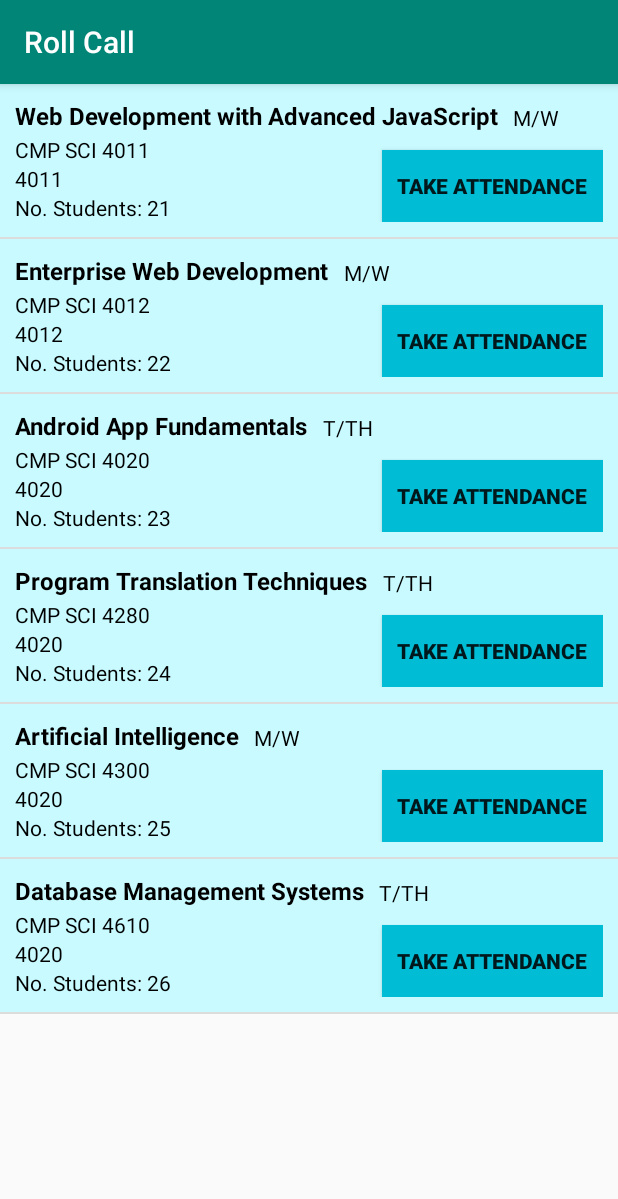
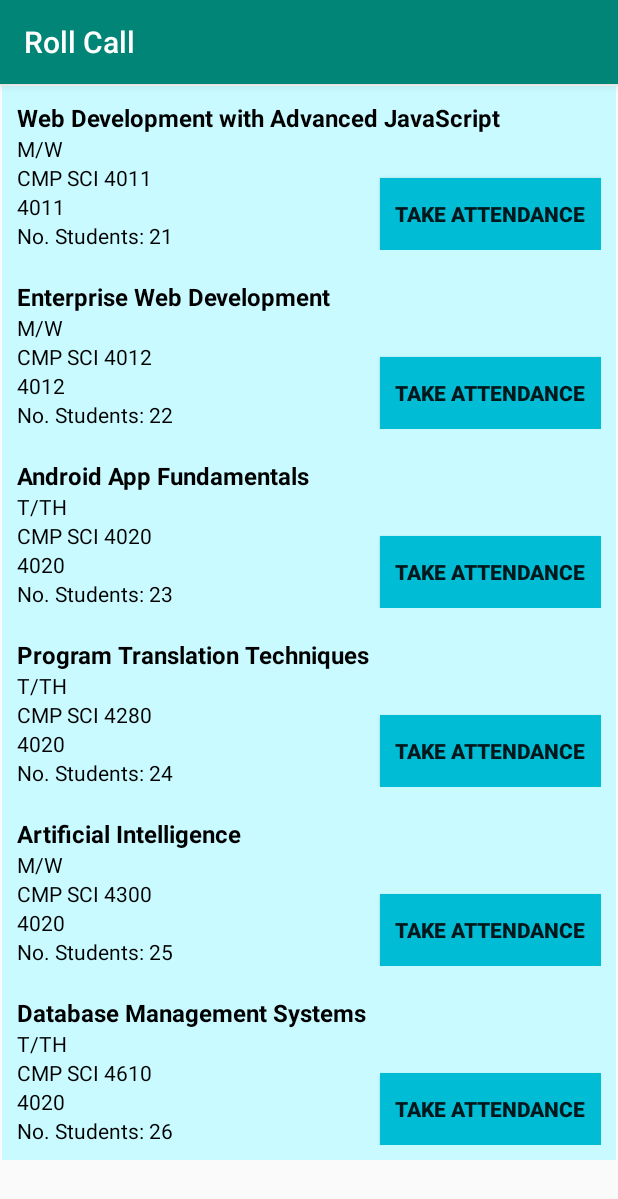
Before and after one commit to zegster/android-fundamentals, an Android app: the screen it shows after launch (MainScreenActivity), on a phone screen of 412 x 824 dp. Shown: the top 1199 px of the screen. Run offline under Robolectric (Android 15) with nearby library versions, the phone set to English and light mode, and no system bars.

Commit message:
update to RecyclerView

```diff
--- a/RollCall/app/build.gradle
+++ b/RollCall/app/build.gradle
@@ -28,8 +28,8 @@ dependencies {
     implementation 'androidx.appcompat:appcompat:1.1.0'
     implementation 'androidx.core:core-ktx:1.2.0'
     implementation 'androidx.constraintlayout:constraintlayout:1.1.3'
-    implementation 'androidx.legacy:legacy-support-v4:1.0.0'
     testImplementation 'junit:junit:4.12'
     androidTestImplementation 'androidx.test.ext:junit:1.1.1'
     androidTestImplementation 'androidx.test.espresso:espresso-core:3.2.0'
+    implementation 'androidx.recyclerview:recyclerview:1.1.0'
 }
--- /dev/null
+++ b/RollCall/app/src/main/java/edu/umsl/duc_ngo/rollcall/CourseAdapter.kt
@@ -0,0 +1,40 @@
+package edu.umsl.duc_ngo.rollcall
+
+import android.view.View
+import android.view.ViewGroup
+import android.view.LayoutInflater
+import androidx.recyclerview.widget.RecyclerView
+import kotlinx.android.synthetic.main.course_row.view.*
+
+/* More Info: https://developer.android.com/reference/kotlin/androidx/recyclerview/widget/RecyclerView.Adapter */
+class CourseAdapter(model: CourseModel): RecyclerView.Adapter<CourseViewHolder>() {
+    private val mModel: CourseModel = model
+
+    /* Return number of items */
+    override fun getItemCount(): Int {
+        return mModel.getCourseSize()
+    }
+
+    /* Called by RecyclerView to display the data at the specified position.
+    NOTE: unlike android.widget.ListView, RecyclerView will not call this method again if the position of the
+    item changes in the data set unless the item itself is invalidated or the new position cannot be determined. */
+    override fun onBindViewHolder(holder: CourseViewHolder, position: Int) {
+        holder.view._course_name_tv.text = mModel.getCourse(position).course_name
+        holder.view._held_day_tv.text = mModel.getCourse(position).held_day
+        holder.view._extended_name_tv.text = mModel.getCourse(position).extended_name
+        holder.view._course_number_tv.text = mModel.getCourse(position).course_number.toString()
+        holder.view._no_student_tv.text = mModel.getCourse(position).no_students.toString()
+    }
+
+    /* Called when RecyclerView needs a new ViewHolder of the given type to represent an item. */
+    override fun onCreateViewHolder(parent: ViewGroup, viewType: Int): CourseViewHolder {
+        //Creating a view
+        val layoutInflater = LayoutInflater.from(parent.context)
+        val cellForRow = layoutInflater.inflate(R.layout.course_row, parent, false)
+        return CourseViewHolder(cellForRow)
+    }
+}
+
+class CourseViewHolder(val view: View): RecyclerView.ViewHolder(view) {
+
+}
--- a/RollCall/app/src/main/java/edu/umsl/duc_ngo/rollcall/CourseListAdapter.kt
+++ /dev/null
@@ -1,84 +0,0 @@
-package edu.umsl.duc_ngo.rollcall
-
-import android.view.View
-import android.view.ViewGroup
-import android.widget.BaseAdapter
-import android.widget.TextView
-import android.view.LayoutInflater
-import kotlinx.android.synthetic.main.course_row_list.view.*
-
-/* ListView is deprecated
-Invoking it in Main:
-    val listView = findViewById<ListView>(R.id._course_list)
-    listView.adapter = CourseListAdapter(model)
- */
-class CourseListAdapter(model: CourseModel): BaseAdapter() {
-    private val mModel: CourseModel = model
-
-    /* Responsible for how many rows in the list */
-    override fun getCount(): Int {
-        return mModel.getCourseSize()
-    }
-
-    override fun getItemId(position: Int): Long {
-        return position.toLong()
-    }
-
-    override fun getItem(position: Int): Any {
-        return "Return ANY from getItem()"
-    }
-
-    /* Responsible for rendering out each row of the list view */
-    override fun getView(position: Int, convertView: View?, parent: ViewGroup?): View {
-        /* Debug
-        val textView = TextView(ctx)
-        textView.text = "This is a test, testing the row!" */
-
-        val courseRowList: View
-
-        //Check if convertView is null, if so then inflate a new row
-        if(convertView == null) {
-            //LayoutInflater inflate XML files and it gives us the entire view so that we can use it as the return value
-            val layoutInflater = LayoutInflater.from(parent?.context)
-            courseRowList = layoutInflater.inflate(R.layout.course_row_list, parent, false)
-
-            //Note: findViewById is very expensive
-            //Using ViewHolder pattern for performance gains: https://developer.android.com/guide/topics/ui/layout/recyclerview
-            /* Solution 1
-            val courseNameTV = courseRowList.findViewById<TextView>(R.id._course_name_tv)
-            val extendedNameTV = courseRowList.findViewById<TextView>(R.id._extended_name_tv)
-            val courseNumberTV = courseRowList.findViewById<TextView>(R.id._course_number_tv)
-            val heldDayTV = courseRowList.findViewById<TextView>(R.id._held_day_tv)
-            val noStudentTV = courseRowList.findViewById<TextView>(R.id._no_student_tv)
-            val viewHolder = ViewHolder(courseNameTV, extendedNameTV, courseNumberTV, heldDayTV, noStudentTV) */
-
-            /* Solution 2
-            //This require plugin of: kotlin-android-extensions
-            val courseNameTV = courseRowList._course_name_tv
-            val extendedNameTV = courseRowList._extended_name_tv
-            val courseNumberTV = courseRowList._course_number_tv
-            val heldDayTV = courseRowList._held_day_tv
-            val noStudentTV = courseRowList._no_student_tv
-            val viewHolder = ViewHolder(courseNameTV, extendedNameTV, courseNumberTV, heldDayTV, noStudentTV) */
-
-            /* Solution 3 */
-            //This require plugin of: kotlin-android-extensions
-            val viewHolder = ViewHolder(courseRowList._course_name_tv, courseRowList._extended_name_tv, courseRowList._course_number_tv, courseRowList._held_day_tv, courseRowList._no_student_tv)
-            courseRowList.tag = viewHolder
-        } else {
-            //If not null, that mean the row is convertView then set courseRowList as that view
-            courseRowList = convertView
-        }
-
-        val viewHolder = courseRowList.tag as ViewHolder
-        viewHolder.courseNameTV.text = mModel.getCourse(position).course_name
-        viewHolder.extendedNameTV.text = mModel.getCourse(position).extended_name
-        viewHolder.courseNumberTV.text = mModel.getCourse(position).course_number.toString()
-        viewHolder.heldDayTV.text = mModel.getCourse(position).held_day
-        viewHolder.noStudentTV.text = mModel.getCourse(position).no_students.toString()
-
-        return courseRowList
-    }
-
-    private class ViewHolder(val courseNameTV: TextView, val extendedNameTV: TextView, val courseNumberTV: TextView,  val heldDayTV: TextView,  val noStudentTV: TextView)
-}
--- a/RollCall/app/src/main/java/edu/umsl/duc_ngo/rollcall/MainScreenActivity.kt
+++ b/RollCall/app/src/main/java/edu/umsl/duc_ngo/rollcall/MainScreenActivity.kt
@@ -1,9 +1,9 @@
 package edu.umsl.duc_ngo.rollcall
 
 import android.os.Bundle
-import android.util.Log
-import android.widget.ListView
 import androidx.appcompat.app.AppCompatActivity
+import androidx.recyclerview.widget.LinearLayoutManager
+import kotlinx.android.synthetic.main.main_screen.*
 
 class MainScreenActivity : AppCompatActivity() {
     private var model: CourseModel = CourseModel()
@@ -12,7 +12,9 @@ class MainScreenActivity : AppCompatActivity() {
         super.onCreate(savedInstanceState)
         setContentView(R.layout.main_screen)
 
-        val listView = findViewById<ListView>(R.id._course_list)
-        listView.adapter = CourseListAdapter(model)
+        //LinearLayoutManager : implementation that provides similar functionality to ListView [DEPRECATED]
+        //Adapter is a data source or a UI table view delegate to a list (which it helps rendering out the items inside of a list)
+        _recycler_view_main.layoutManager = LinearLayoutManager(this)
+        _recycler_view_main.adapter = CourseAdapter(model)
     }
 }
--- a/RollCall/app/src/main/res/layout/course_row_list.xml
+++ b/RollCall/app/src/main/res/layout/course_row.xml
@@ -10,12 +10,13 @@
 
     <TextView
         android:id="@+id/_course_name_tv"
-        android:layout_width="wrap_content"
+        android:layout_width="match_parent"
         android:layout_height="wrap_content"
         android:text="@string/course_name"
         android:textColor="#000000"
         android:textSize="16sp"
         android:textStyle="bold"
+        app:layout_constraintEnd_toEndOf="parent"
         app:layout_constraintStart_toStartOf="parent"
         app:layout_constraintTop_toTopOf="parent" />
 
@@ -23,11 +24,10 @@
         android:id="@+id/_extended_name_tv"
         android:layout_width="wrap_content"
         android:layout_height="wrap_content"
-        android:layout_marginTop="2dp"
         android:text="@string/extended_name"
         android:textColor="#000000"
-        app:layout_constraintStart_toStartOf="@+id/_course_name_tv"
-        app:layout_constraintTop_toBottomOf="@+id/_course_name_tv" />
+        app:layout_constraintStart_toStartOf="@+id/_held_day_tv"
+        app:layout_constraintTop_toBottomOf="@+id/_held_day_tv" />
 
     <TextView
         android:id="@+id/_course_number_tv"
@@ -39,14 +39,22 @@
         app:layout_constraintTop_toBottomOf="@+id/_extended_name_tv" />
 
     <TextView
+        android:id="@+id/_no_student_label"
+        android:layout_width="wrap_content"
+        android:layout_height="wrap_content"
+        android:text="@string/no_students_label"
+        android:textColor="#000000"
+        app:layout_constraintStart_toStartOf="@+id/_course_number_tv"
+        app:layout_constraintTop_toBottomOf="@+id/_course_number_tv" />
+
+    <TextView
         android:id="@+id/_held_day_tv"
         android:layout_width="wrap_content"
         android:layout_height="wrap_content"
-        android:layout_marginStart="10dp"
         android:text="@string/held_day"
         android:textColor="#000000"
-        app:layout_constraintBottom_toBottomOf="@+id/_course_name_tv"
-        app:layout_constraintStart_toEndOf="@+id/_course_name_tv" />
+        app:layout_constraintStart_toStartOf="@+id/_course_name_tv"
+        app:layout_constraintTop_toBottomOf="@+id/_course_name_tv" />
 
     <TextView
         android:id="@+id/_no_student_tv"
@@ -71,12 +79,4 @@
         app:layout_constraintBottom_toBottomOf="@+id/_no_student_tv"
         app:layout_constraintEnd_toEndOf="parent" />
 
-    <TextView
-        android:id="@+id/_no_student_label"
-        android:layout_width="wrap_content"
-        android:layout_height="wrap_content"
-        android:text="@string/no_students_label"
-        android:textColor="#000000"
-        app:layout_constraintStart_toStartOf="@+id/_course_number_tv"
-        app:layout_constraintTop_toBottomOf="@+id/_course_number_tv" />
 </androidx.constraintlayout.widget.ConstraintLayout>
--- a/RollCall/app/src/main/res/layout/main_screen.xml
+++ b/RollCall/app/src/main/res/layout/main_screen.xml
@@ -1,16 +1,19 @@
 <?xml version="1.0" encoding="utf-8"?>
-<androidx.constraintlayout.widget.ConstraintLayout
-    xmlns:android="http://schemas.android.com/apk/res/android"
+<androidx.constraintlayout.widget.ConstraintLayout xmlns:android="http://schemas.android.com/apk/res/android"
     xmlns:app="http://schemas.android.com/apk/res-auto"
     xmlns:tools="http://schemas.android.com/tools"
     android:layout_width="match_parent"
     android:layout_height="match_parent"
     tools:context=".MainScreenActivity">
 
-    <ListView
-        android:id="@+id/_course_list"
-        android:layout_width="match_parent"
-        android:layout_height="match_parent"
+    <androidx.recyclerview.widget.RecyclerView
+        android:id="@+id/_recycler_view_main"
+        android:layout_width="0dp"
+        android:layout_height="0dp"
+        android:layout_marginStart="1dp"
+        android:layout_marginTop="1dp"
+        android:layout_marginEnd="1dp"
+        android:layout_marginBottom="1dp"
         app:layout_constraintBottom_toBottomOf="parent"
         app:layout_constraintEnd_toEndOf="parent"
         app:layout_constraintStart_toStartOf="parent"
```
